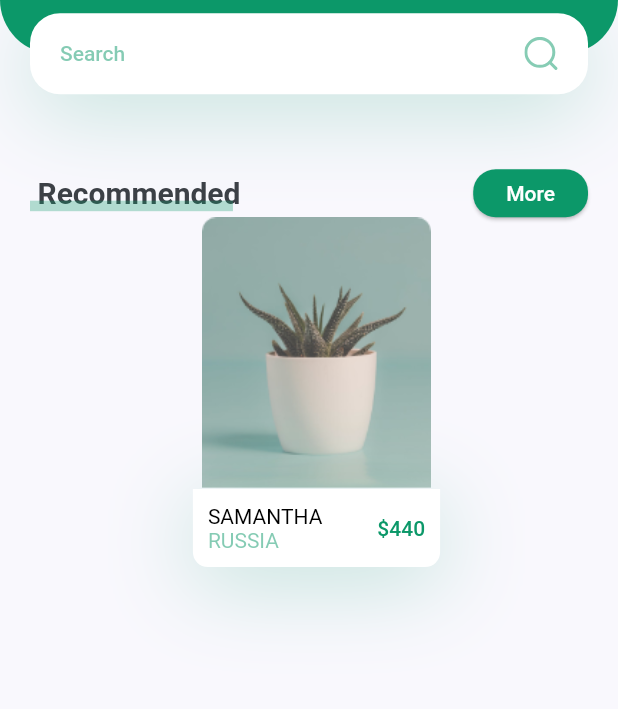
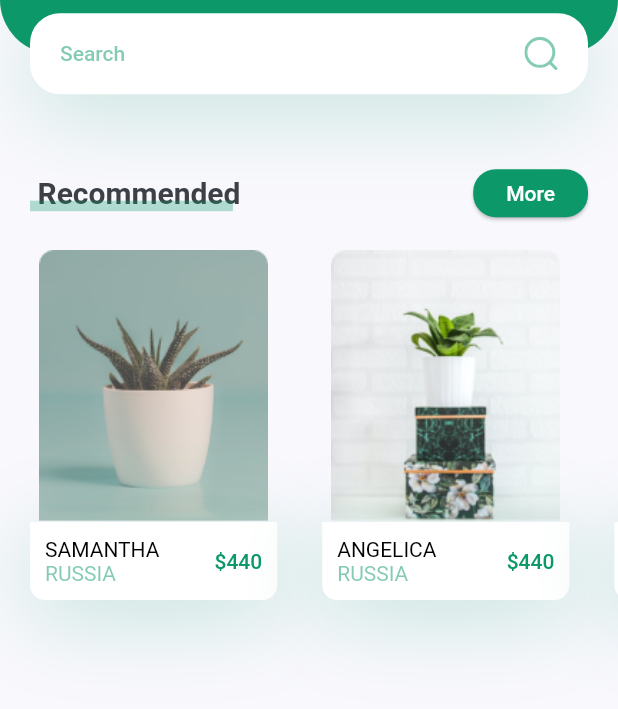
Before and after one commit to songhee24/plant_app_ui, a Flutter app: the screen it shows after launch, on a phone screen of 412 x 824 dp, the part 237-946 px from its top. Run offline on Flutter 3.47's test engine with Material 2 defaults, Android fonts, the phone set to English and light mode, and no system bars; our stand-ins replace flutter_svg.

Commit message:
extracting as new components

```diff
--- a/lib/screens/home/components/body.dart
+++ b/lib/screens/home/components/body.dart
@@ -1,6 +1,6 @@
 import 'package:flutter/material.dart';
 import 'package:plant_app_ui/screens/home/components/header_with_search_box.dart';
-import 'package:plant_app_ui/screens/home/components/recommend_plant_card.dart';
+import 'package:plant_app_ui/screens/home/components/recommends_plants_list.dart';
 import 'package:plant_app_ui/screens/home/components/title_with_more_button.dart';
 
 ///  Created by mac on 14/8/23.
@@ -17,16 +17,8 @@ class Body extends StatelessWidget {
             size: size,
           ),
           TitleWithMoreButton(function: () {}, text: 'More'),
-          RecommendPlantCard(
-            size: size,
-            image: 'assets/images/image_1.png',
-            title: 'Samantha',
-            country: 'Russia',
-            price: 440,
-            onPress: () {
-              print('print');
-            },
-          ),
+          const SizedBox(height: 22),
+          RecommendsPlantsList(size: size),
         ],
       ),
     );
--- /dev/null
+++ b/lib/screens/home/components/recommends_plants_list.dart
@@ -0,0 +1,49 @@
+import 'package:flutter/material.dart';
+import 'package:plant_app_ui/screens/home/components/recommend_plant_card.dart';
+
+///  Created by mac on 15/8/23.
+class RecommendsPlantsList extends StatelessWidget {
+  final Size size;
+  const RecommendsPlantsList({super.key, required this.size});
+
+  @override
+  Widget build(BuildContext context) {
+    return SingleChildScrollView(
+      scrollDirection: Axis.horizontal,
+      child: Row(
+        children: [
+          RecommendPlantCard(
+            size: size,
+            image: 'assets/images/image_1.png',
+            title: 'Samantha',
+            country: 'Russia',
+            price: 440,
+            onPress: () {
+              print('print');
+            },
+          ),
+          RecommendPlantCard(
+            size: size,
+            image: 'assets/images/image_2.png',
+            title: 'Angelica',
+            country: 'Russia',
+            price: 440,
+            onPress: () {
+              print('print');
+            },
+          ),
+          RecommendPlantCard(
+            size: size,
+            image: 'assets/images/image_3.png',
+            title: 'Samantha',
+            country: 'Russia',
+            price: 440,
+            onPress: () {
+              print('print');
+            },
+          ),
+        ],
+      ),
+    );
+  }
+}
```
